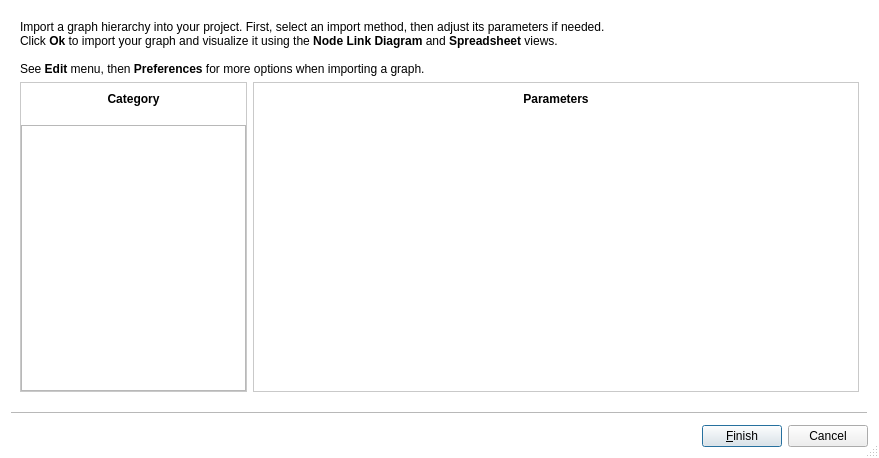
Before: the Qt Designer form software/talipot/designer/ImportWizard.ui in anlambert/tulip, drawn with Qt 5.
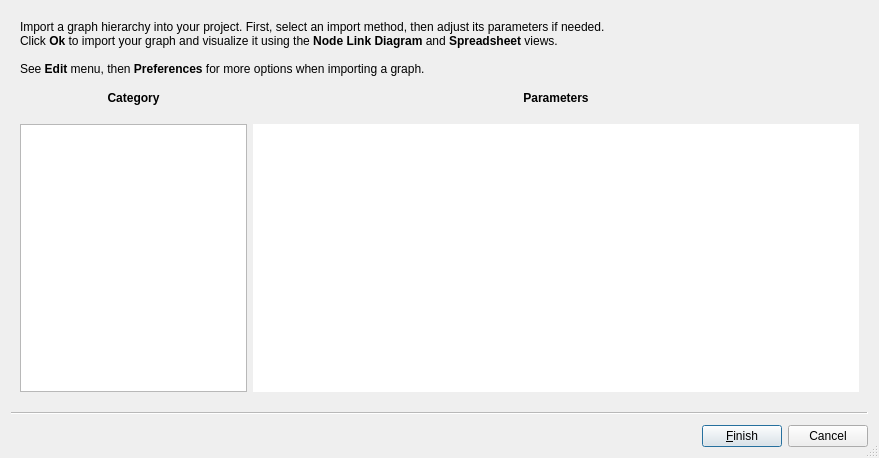
After: the same form once the commit is applied. Icons and pictures are not drawn.

The edit to the form file:
```diff
--- a/software/talipot/designer/ImportWizard.ui
+++ b/software/talipot/designer/ImportWizard.ui
@@ -17,31 +17,6 @@
    <iconset>
     <normaloff>:/talipot/gui/icons/logo32x32.png</normaloff>:/talipot/gui/icons/logo32x32.png</iconset>
   </property>
-  <property name="styleSheet">
-   <string notr="true">QWizard {
-background-color: white;
-}
-QListView, QListWidget {
-background-color: white;
-border: 0px;
-}
-
-QListWidget::item {
-padding: 6px;
-}
-
-#categoryFrame,#parametersFrame,#algorithmFrame {
-border: 1px solid #C9C9C9;
-background-color: white;
-}
-
-#categoryLabel,#parametersLabel,#algorithmLabel {
-background-color: qlineargradient(spread:pad, x1:0, y1:0, x2:0, y2:1,
-stop:1 rgba(0,0,0,0),
-stop:0 #F0F0F0);
-border: 0px;
-}</string>
-  </property>
   <property name="sizeGripEnabled">
    <bool>true</bool>
   </property>
@@ -119,23 +94,6 @@
          </item>
          <item>
           <widget class="QTreeView" name="importModules">
-           <property name="styleSheet">
-            <string notr="true"> QTreeView::branch {
- border-image: url(none.png) 0;
- }
-
- QTreeView::branch:has-children:!has-siblings:closed,
- QTreeView::branch:closed:has-children:has-siblings {
-         border-image: none;
-         image: url(:/talipot/gui/ui/right_arrow-black.png);
- }
-
- QTreeView::branch:open:has-children:!has-siblings,
- QTreeView::branch:open:has-children:has-siblings  {
-         border-image: none;
-         image: url(:/talipot/gui/ui/down_arrow-black.png);
- }</string>
-           </property>
            <property name="frameShadow">
             <enum>QFrame::Plain</enum>
            </property>
@@ -223,25 +181,6 @@
              </item>
              <item>
               <widget class="QTableView" name="parametersList">
-               <property name="styleSheet">
-                <string notr="true">QHeaderView::section {
-background-color: white;
-color: black;
-padding-left: 4px;
-padding-right: 4px;
-margin-bottom: -1px;
-border: 1px solid #C9C9C9;
-border-bottom: 0px;
-font: bold 12px;
-}
-QHeaderView {
-background-color: white;
-}
-QTableView {
-background-color: white;
-font: 12px;
-}</string>
-               </property>
                <property name="frameShape">
                 <enum>QFrame::NoFrame</enum>
                </property>
```
